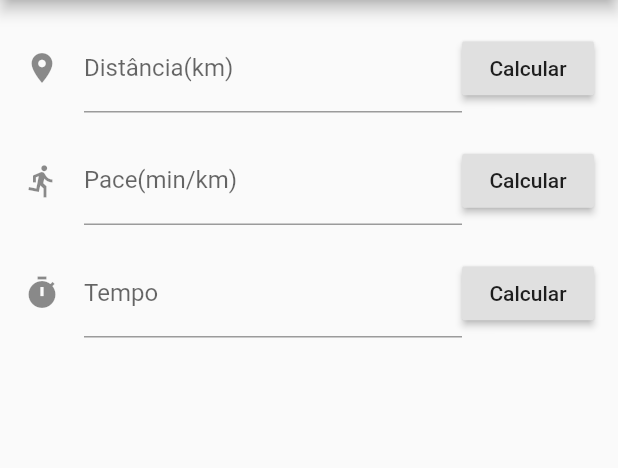
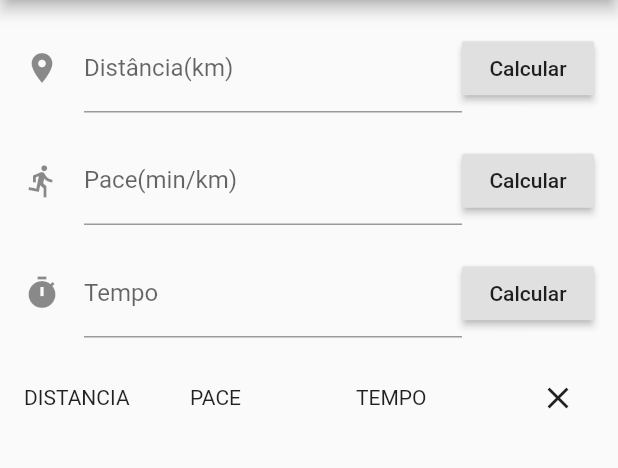
Before and after one commit to ovictorpinto/flutter-calculadora-corredor, a Flutter app: the screen it shows after launch, after a tap on "Calcular", on a phone screen of 412 x 824 dp, the part 84-552 px from its top. Run offline on Flutter 3.47's test engine with Material 2 defaults, Android fonts, the phone set to English and light mode, and no system bars; our stand-ins replace sqflite; accounts and stored records are empty.

Commit message:
Gravando e listando dados do banco

```diff
--- a/lib/calculadora.dart
+++ b/lib/calculadora.dart
@@ -41,9 +41,8 @@ class Calculadora {
     return this;
   }
 
-  double calculaDistancia() {
-    _distancia = _tempo / _pace;
-    return _distancia;
+  String calculaDistancia() {
+    return NumberFormat("##.00").format(_tempo / _pace);
   }
 
   String calculaTempo() {
--- a/lib/input.dart
+++ b/lib/input.dart
@@ -1,13 +1,29 @@
+import 'dart:math';
+
 import 'package:flutter/material.dart';
 import 'package:flutter/services.dart';
 
 import 'calculadora.dart';
 import 'persistencia.dart';
 
-class InputWidget extends StatelessWidget {
-  TextEditingController textFieldDistanciaController = TextEditingController();
-  TextEditingController textFieldTempoController = TextEditingController();
-  TextEditingController textFieldRitmoController = TextEditingController();
+class InputWidget extends StatefulWidget {
+  _ListWidgetState createState() => _ListWidgetState();
+}
+
+class _ListWidgetState extends State<InputWidget> {
+
+  _ListWidgetState() {
+    _refresh();
+  }
+
+  final TextEditingController textFieldDistanciaController =
+      TextEditingController();
+  final TextEditingController textFieldTempoController =
+      TextEditingController();
+  final TextEditingController textFieldRitmoController =
+      TextEditingController();
+
+  List<Map<String, dynamic>> itens = new List();
 
   @override
   Widget build(BuildContext context) {
@@ -36,6 +52,8 @@ class InputWidget extends StatelessWidget {
     return new Padding(
       padding: const EdgeInsets.all(16.0),
       child: Column(
+        mainAxisSize: MainAxisSize.max,
+        mainAxisAlignment: MainAxisAlignment.center,
         children: <Widget>[
           new Row(
             children: <Widget>[
@@ -58,7 +76,7 @@ class InputWidget extends StatelessWidget {
               ),
             ],
           ),
-          Container(
+          new Container(
             height: 16.0,
           ),
           new Row(
@@ -69,10 +87,32 @@ class InputWidget extends StatelessWidget {
                 child: Text("Calcular"),
               ),
             ],
+          ),
+          new Container(
+            height: 16.0,
+          ),
+          new Row(
+            children: <Widget>[
+              Expanded(
+                  child: ListView(shrinkWrap: true, children: _getListData())),
+              IconButton(
+                icon: Icon(Icons.close),
+                onPressed: _limparResultados,
+              )
+            ],
           )
         ],
       ),
     );
+  }
+
+  _refresh() {
+    Future<List<Map<String, dynamic>>> maps = Persistencia().findAll();
+    maps.then((list) {
+      setState(() {
+        itens = list;
+      });
+    });
   }
 
   _calcularRitmo() {
@@ -81,7 +121,9 @@ class InputWidget extends StatelessWidget {
         .withTempo(textFieldTempoController.text);
     var novoPace = calc.calculaPace();
     textFieldRitmoController.text = novoPace;
+    calc.withPace(novoPace);
     Persistencia().insert(calc);
+    _refresh();
   }
 
   _calcularDistancia() {
@@ -90,7 +132,9 @@ class InputWidget extends StatelessWidget {
         .withTempo(textFieldTempoController.text);
     var novaDistancia = calc.calculaDistancia();
     textFieldDistanciaController.text = novaDistancia.toString();
+    calc.withDistancia(novaDistancia.toString());
     Persistencia().insert(calc);
+    _refresh();
   }
 
   _calcularTempo() {
@@ -100,7 +144,40 @@ class InputWidget extends StatelessWidget {
 
     var novoTempo = calc.calculaTempo();
     textFieldTempoController.text = novoTempo;
+    calc.withTempo(novoTempo);
     Persistencia().insert(calc);
+    _refresh();
+  }
+
+  _limparResultados() {
+    Persistencia().deleteAll();
+    _refresh();
+  }
+
+  _getListData() {
+    List<Widget> widgets = [];
+    widgets.add(Row(
+      mainAxisSize: MainAxisSize.max,
+      children: <Widget>[
+        Expanded(child: Text('DISTANCIA')),
+        Expanded(child: Text('PACE')),
+        Expanded(child: Text('TEMPO'))
+      ],
+    ));
+    for (int i = 0; i < min(itens.length, 5); i++) {
+      widgets.add(Padding(
+        padding: const EdgeInsets.all(8.0),
+        child: Row(
+          mainAxisSize: MainAxisSize.max,
+          children: <Widget>[
+            Expanded(child: Text('${itens[i][Persistencia.COL_DISTANCIA]}')),
+            Expanded(child: Text('${itens[i][Persistencia.COL_PACE]}')),
+            Expanded(child: Text('${itens[i][Persistencia.COL_TEMPO]}'))
+          ],
+        ),
+      ));
+    }
+    return widgets;
   }
 }
 
--- a/lib/main.dart
+++ b/lib/main.dart
@@ -9,7 +9,6 @@ class MyApp extends StatelessWidget {
   @override
   Widget build(BuildContext context) {
     return new MaterialApp(
-      title: 'Calculadora do Corredor',
         theme: new ThemeData(
           primarySwatch: Colors.blue,
         ),
@@ -17,8 +16,11 @@ class MyApp extends StatelessWidget {
             appBar: AppBar(
               title: Text("Calculadora do Corredor"),
             ),
-        body: new InputWidget(),
-      ),
-    );
+            body: new Column(
+              mainAxisSize: MainAxisSize.max,
+              children: <Widget>[
+                new InputWidget()
+              ],
+            )));
   }
 }
--- a/lib/persistencia.dart
+++ b/lib/persistencia.dart
@@ -18,16 +18,16 @@ class Persistencia {
     };
   }
 
-  Future<void> insert(Calculadora calculadora) async {
+  Future<Database> open() async {
     final database = openDatabase(
       // Set the path to the database. Note: Using the `join` function from the
       // `path` package is best practice to ensure the path is correctly
       // constructed for each platform.
       join(await getDatabasesPath(), 'calculadora_database.db'),
-      // When the database is first created, create a table to store dogs.
+      // When the database is first created, create a table
       onCreate: (db, version) {
         return db.execute(
-          "CREATE $TABLE ($COL_DISTANCIA TEXT, $COL_PACE TEXT, $COL_TEMPO text)",
+          "CREATE table $TABLE ($COL_DISTANCIA TEXT, $COL_PACE TEXT, $COL_TEMPO text)",
         );
       },
       // Set the version. This executes the onCreate function and provides a
@@ -35,15 +35,29 @@ class Persistencia {
       version: 1,
     );
     // Get a reference to the database.
-    final Database db = await database;
+    return database;
+  }
 
+  Future<void> insert(Calculadora calculadora) async {
+    Database db = await open();
     // Insert the Dog into the correct table. Also specify the
     // `conflictAlgorithm`. In this case, if the same dog is inserted
     // multiple times, it replaces the previous data.
+
     await db.insert(
       '$TABLE',
       toMap(calculadora),
       conflictAlgorithm: ConflictAlgorithm.replace,
     );
   }
+
+  Future<List<Map<String, dynamic>>> findAll() async {
+    Database db = await open();
+    return await db.query('$TABLE');
+  }
+
+  Future<void> deleteAll() async {
+    Database db = await open();
+    db.delete(TABLE);
+  }
 }
```
Lines whose indentation alone changed are shown as unchanged.
